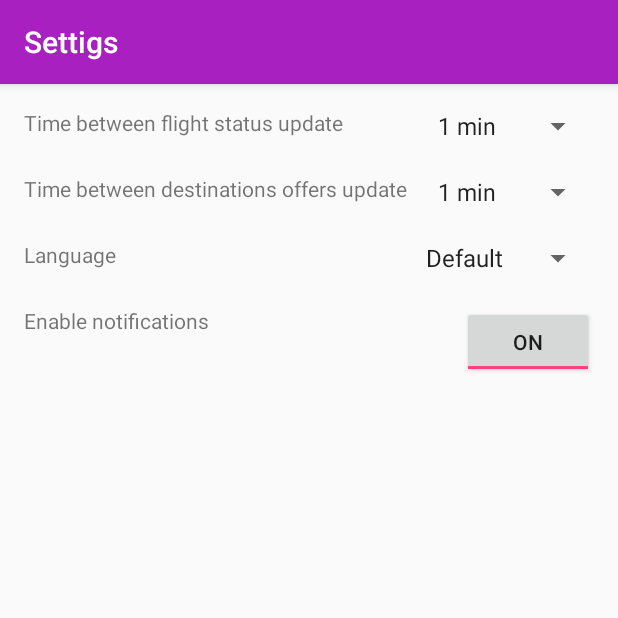
After one commit to jcaracciolo/hci_tp2, an Android app: the Settings screen opened directly, with no data from a screen before it, on a phone screen of 412 x 824 dp, the top half of it. The commit adds this screen. Run offline under Robolectric (Android 15) with nearby library versions, the phone set to English and light mode, and no system bars; network calls fail.

Commit message:
Settings

```diff
--- a/app/src/main/AndroidManifest.xml
+++ b/app/src/main/AndroidManifest.xml
@@ -82,9 +82,8 @@
         <activity
             android:name=".opinions.sendOpinions.SendOpinions"
             android:label="@string/send_opinions_title" />
-        <activity
-            android:name=".settings.SettingsActivity"
-            android:label="@string/title_activity_settings"></activity>
+        <activity android:name=".Settings"
+            android:label="@string/setting_title"></activity>
     </application>
 
 </manifest>
--- /dev/null
+++ b/app/src/main/java/ar/edu/itba/dreamtrip/Settings.java
@@ -0,0 +1,112 @@
+package ar.edu.itba.dreamtrip;
+
+import android.content.Intent;
+import android.content.res.Resources;
+import android.support.v7.app.AppCompatActivity;
+import android.os.Bundle;
+import android.util.DisplayMetrics;
+import android.view.View;
+import android.widget.AdapterView;
+import android.widget.ArrayAdapter;
+import android.widget.Spinner;
+
+import java.util.Locale;
+
+import ar.edu.itba.dreamtrip.common.API.SettingsManager;
+import ar.edu.itba.dreamtrip.common.LenguageType;
+import ar.edu.itba.dreamtrip.common.LocaleHelper;
+import ar.edu.itba.dreamtrip.main.BaseActivity;
+
+public class Settings extends BaseActivity {
+
+    @Override
+    protected void onCreate(Bundle savedInstanceState) {
+        super.onCreate(savedInstanceState);
+        setupView(R.layout.activity_settings);
+
+        final Spinner flight_spinner = (Spinner) findViewById(R.id.flight_refresh_time);
+        ArrayAdapter<CharSequence> adapter = ArrayAdapter.createFromResource(this,
+                R.array.refresh_time, android.R.layout.simple_spinner_item);
+        adapter.setDropDownViewResource(android.R.layout.simple_spinner_dropdown_item);
+        final SettingsManager settingsManager = SettingsManager.getInstance(getBaseContext());
+        flight_spinner.setAdapter(adapter);
+        flight_spinner.setOnItemSelectedListener(new AdapterView.OnItemSelectedListener() {
+                                                     @Override
+                                                     public void onItemSelected(AdapterView<?> adapterView, View view, int i, long l) {
+                                                         String time = ((String)adapterView.getItemAtPosition(i)).split(" ")[0];
+                                                         settingsManager.setFlightStateCheckInterval(Integer.parseInt(time));
+                                                     }
+
+                                                     @Override
+                                                     public void onNothingSelected(AdapterView<?> adapterView) {
+
+                                                     }
+                                                 });
+
+
+        Spinner deals_spinner = (Spinner) findViewById(R.id.deals_refresh_time);
+        ArrayAdapter<CharSequence> adapter2 = ArrayAdapter.createFromResource(this,
+                R.array.refresh_time, android.R.layout.simple_spinner_item);
+        adapter2.setDropDownViewResource(android.R.layout.simple_spinner_dropdown_item);
+        deals_spinner.setAdapter(adapter2);
+        deals_spinner.setOnItemSelectedListener(new AdapterView.OnItemSelectedListener() {
+            @Override
+            public void onItemSelected(AdapterView<?> adapterView, View view, int i, long l) {
+                String time = ((String)adapterView.getItemAtPosition(i)).split(" ")[0];
+//                settingsManager.interva(Integer.parseInt(time));
+            }
+
+            @Override
+            public void onNothingSelected(AdapterView<?> adapterView) {
+
+            }
+        });
+
+        Spinner language_spinner = (Spinner) findViewById(R.id.language_spinner);
+        ArrayAdapter<CharSequence> adapter3 = ArrayAdapter.createFromResource(this,
+                R.array.language_array, android.R.layout.simple_spinner_item);
+        adapter3.setDropDownViewResource(android.R.layout.simple_spinner_dropdown_item);
+        language_spinner.setAdapter(adapter3);
+        language_spinner.setOnItemSelectedListener(new AdapterView.OnItemSelectedListener() {
+            @Override
+            public void onItemSelected(AdapterView<?> adapterView, View view, int i, long l) {
+                String language = ((String)adapterView.getItemAtPosition(i)).split(" ")[0];
+                String english = view.getResources().getString(R.string.english);
+                String spanish = view.getResources().getString(R.string.spanish);
+
+                Resources res = view.getContext().getResources();
+                DisplayMetrics dm = res.getDisplayMetrics();
+                android.content.res.Configuration conf = res.getConfiguration();
+
+                if (language.equals(english)) {
+                    settingsManager.setSavedLenguage(LenguageType.ENGLISH);
+                    LocaleHelper.setLocale(getBaseContext(), "en");
+                    conf.locale=new Locale("en");
+                    refreshView();
+                } else if (language.equals(spanish)) {
+                    settingsManager.setSavedLenguage(LenguageType.SPANISH);
+                    LocaleHelper.setLocale(getBaseContext(), "es");
+                    conf.locale=new Locale("es");
+                    refreshView();
+                } else {
+                }
+                Locale.setDefault(conf.locale);
+                res.updateConfiguration(conf, dm);
+
+
+            }
+
+            @Override
+            public void onNothingSelected(AdapterView<?> adapterView) {
+
+            }
+
+            public void refreshView(){
+                Intent intent = new Intent(getBaseContext(), Settings.class);
+                intent.setFlags(Intent.FLAG_ACTIVITY_CLEAR_TASK);
+                finish();
+                startActivity(intent);
+            }
+        });
+    }
+}
--- a/app/src/main/java/ar/edu/itba/dreamtrip/main/BaseActivity.java
+++ b/app/src/main/java/ar/edu/itba/dreamtrip/main/BaseActivity.java
@@ -18,6 +18,7 @@ import android.view.Window;
 
 import ar.edu.itba.dreamtrip.Map.MapsActivity;
 import ar.edu.itba.dreamtrip.R;
+import ar.edu.itba.dreamtrip.Settings;
 
 /**
  * Created by juanfra on 22/11/16.
@@ -106,10 +107,9 @@ public class BaseActivity extends AppCompatActivity implements NavigationView.On
                 startActivity(intent);
                 break;
             }
-            case R.id.drawer_currency: {
-                break;
-            }
             case R.id.drawer_settings: {
+                Intent intent = new Intent(this, Settings.class);
+                startActivity(intent);
                 break;
             }
             case R.id.drawer_help: {
--- /dev/null
+++ b/app/src/main/res/layout/activity_settings.xml
@@ -0,0 +1,87 @@
+<?xml version="1.0" encoding="utf-8"?>
+<RelativeLayout xmlns:android="http://schemas.android.com/apk/res/android"
+    xmlns:tools="http://schemas.android.com/tools"
+    android:id="@+id/activity_settings"
+    android:layout_width="match_parent"
+    android:layout_height="match_parent"
+    android:paddingBottom="@dimen/activity_vertical_margin"
+    android:paddingLeft="@dimen/activity_horizontal_margin"
+    android:paddingRight="@dimen/activity_horizontal_margin"
+    android:paddingTop="@dimen/activity_vertical_margin"
+    tools:context="ar.edu.itba.dreamtrip.Settings">
+
+    <RelativeLayout
+        android:id="@+id/flight_refresh_block"
+        android:layout_width="match_parent"
+        android:layout_height="wrap_content">
+        <TextView
+            android:layout_width="wrap_content"
+            android:layout_height="wrap_content"
+            android:text="@string/flight_notification_time"/>
+        <Spinner
+            android:id="@+id/flight_refresh_time"
+            android:layout_width="wrap_content"
+            android:layout_height="wrap_content"
+            android:layout_alignParentRight="true"/>
+    </RelativeLayout>
+
+    <RelativeLayout
+        android:id="@+id/deals_refresh_block"
+        android:layout_width="match_parent"
+        android:layout_marginTop="20dp"
+        android:layout_height="wrap_content"
+        android:layout_below="@id/flight_refresh_block">
+        <TextView
+            android:layout_width="wrap_content"
+            android:layout_height="wrap_content"
+            android:text="@string/deals_notification_time"/>
+        <Spinner
+            android:id="@+id/deals_refresh_time"
+            android:layout_width="wrap_content"
+            android:layout_height="wrap_content"
+            android:layout_alignParentRight="true"/>
+    </RelativeLayout>
+
+
+    <RelativeLayout
+        android:id="@+id/language_block"
+        android:layout_width="match_parent"
+        android:layout_marginTop="20dp"
+        android:layout_height="wrap_content"
+        android:layout_below="@id/deals_refresh_block">
+        <TextView
+            android:layout_width="wrap_content"
+            android:layout_height="wrap_content"
+            android:text="@string/language"/>
+        <Spinner
+            android:id="@+id/language_spinner"
+            android:layout_width="wrap_content"
+            android:layout_height="wrap_content"
+            android:layout_alignParentRight="true"/>
+    </RelativeLayout>
+
+    <RelativeLayout
+        android:id="@+id/disable_notification_block"
+        android:layout_width="match_parent"
+        android:layout_height="wrap_content"
+        android:layout_marginTop="20dp"
+        android:layout_below="@id/language_block">
+        <TextView
+            android:layout_width="wrap_content"
+            android:layout_height="wrap_content"
+            android:text="@string/disable_notifications"/>
+        <ToggleButton
+            android:id="@+id/enable_notifications"
+            android:layout_width="wrap_content"
+            android:layout_height="wrap_content"
+            android:layout_alignParentRight="true"
+            android:checked="true"/>
+    </RelativeLayout>
+
+
+    tiempo refresh notifiaaiotn (x2)
+    moneda
+    idioma
+    anular notificaciones
+
+</RelativeLayout>
--- a/app/src/main/res/menu/activity_flight_tracker_drawer.xml
+++ b/app/src/main/res/menu/activity_flight_tracker_drawer.xml
@@ -31,10 +31,6 @@
             android:id="@+id/drawer_map"
             android:icon="@drawable/ic_map_black_24px"
             android:title="@string/map" />
-        <item
-            android:id="@+id/drawer_currency"
-            android:icon="@drawable/ic_calculator"
-            android:title="@string/currency_converter" />
     </group>
 
     <group android:id="@+id/menu_3"
--- a/app/src/main/res/values/code_strings.xml
+++ b/app/src/main/res/values/code_strings.xml
@@ -34,6 +34,20 @@
        <string name="general_settings_leg_check_interval" translatable="false">leg_deals_check_interval</string>
        <string name="notification_check_prefs" translatable="false">tracked_objects</string>
 
+       <string-array name="refresh_time">
+              <item>1 min</item>
+              <item>5 min</item>
+              <item>10 min</item>
+              <item>30 min</item>
+              <item>60 min</item>
+       </string-array>
+
+       <string-array name="language_array">
+              <item>Default</item>
+              <item>@string/spanish</item>
+              <item>@string/english</item>
+       </string-array>
+
        <string name="general_settings_pref" translatable="false">settings</string>
        <string name="general_settings_lenguage" translatable="false">general_settings_lenguage</string>
        <string name="general_settings_flight_notification" translatable="false">general_settings_flight_notification</string>
--- a/app/src/main/res/values/strings.xml
+++ b/app/src/main/res/values/strings.xml
@@ -82,6 +82,13 @@
     <string name="help_add_destinations">Click add button and\ntrack a destination</string>
     <string name="opinions_of_title">Opinions of</string>
     <string name="send_opinions_of_title">Send opinion of</string>
+    <string name="flight_notification_time">Time between flight status update</string>
+    <string name="deals_notification_time">Time between destinations offers update</string>
+    <string name="language">Language</string>
+    <string name="disable_notifications">Enable notifications</string>
+    <string name="setting_title">Settigs</string>
+    <string name="spanish">Spanish</string>
+    <string name="english">English</string>
 
     <!-- TODO: Remove or change this placeholder text -->
     <string name="hello_blank_fragment" translatable="false">Hello blank fragment</string>
```
Also changed, not shown: app/src/main/java/ar/edu/itba/dreamtrip/common/LocaleHelper.java (added, +65 -0 lines), app/src/main/java/ar/edu/itba/dreamtrip/main/FlightTracker.java (+11 -0 lines), app/src/main/java/ar/edu/itba/dreamtrip/settings/AppCompatPreferenceActivity.java (deleted, +0 -109 lines), app/src/main/java/ar/edu/itba/dreamtrip/settings/SettingsActivity.java (deleted, +0 -256 lines).
